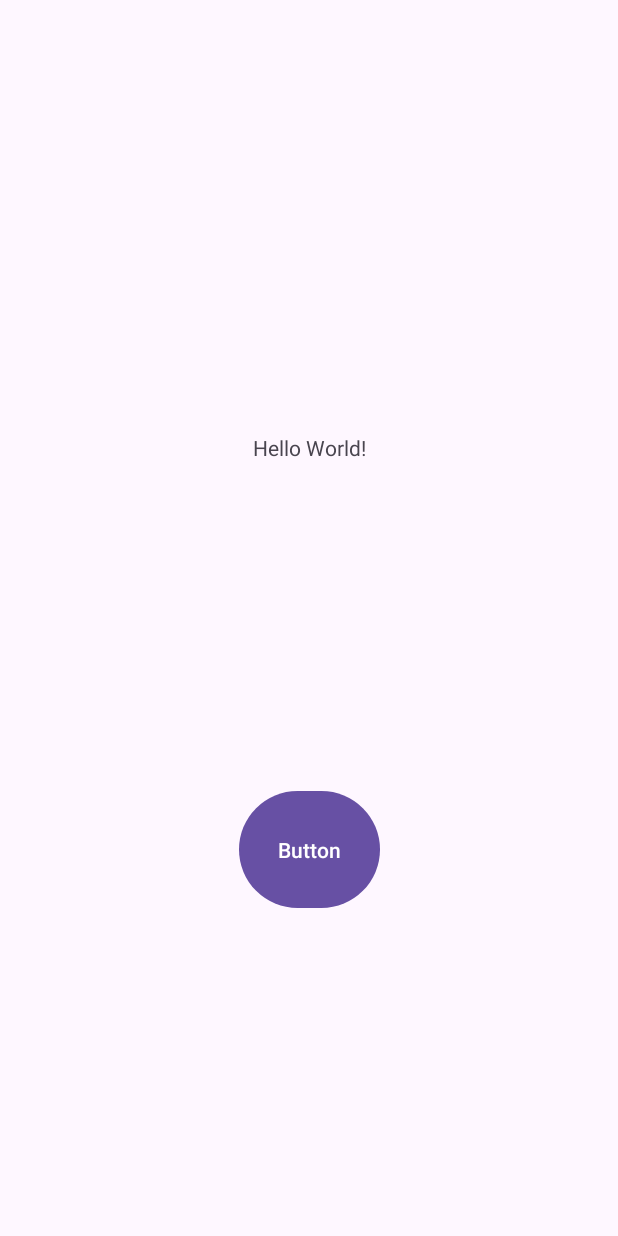
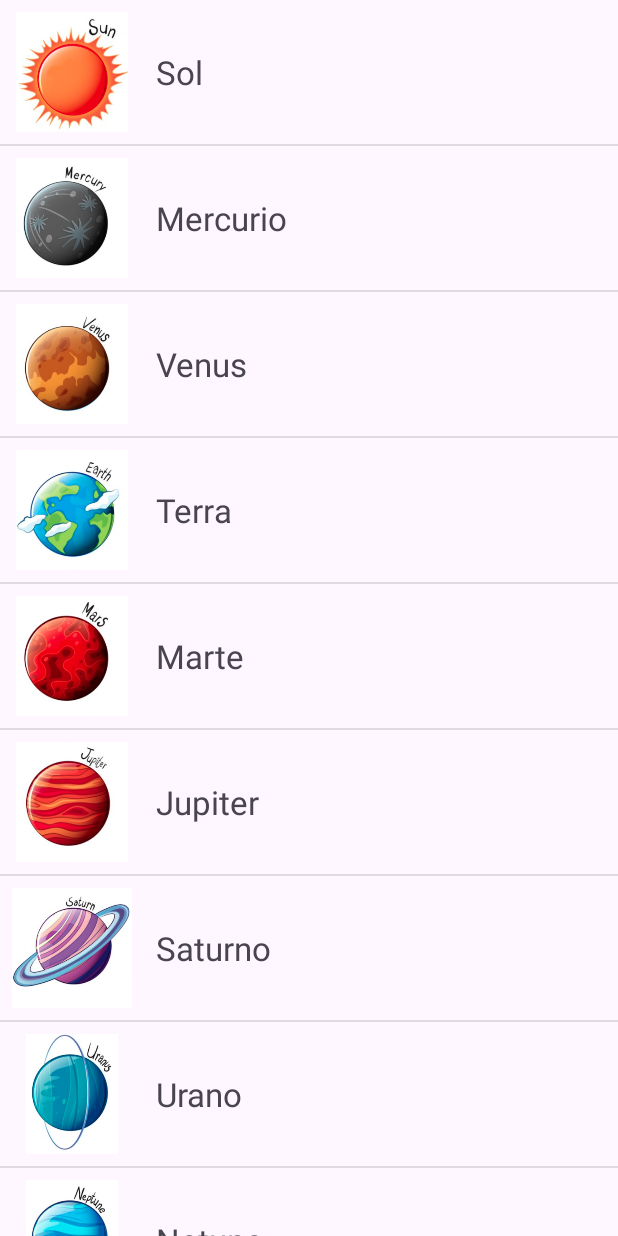
Before and after one commit to eduardotome/ppd, an Android app: the screen it shows after launch (MainActivity), on a phone screen of 412 x 824 dp. Run offline under Robolectric (Android 15) with nearby library versions, the phone set to English and light mode, and no system bars.

Commit message:
lista de planetas

```diff
--- a/app/src/main/AndroidManifest.xml
+++ b/app/src/main/AndroidManifest.xml
@@ -21,6 +21,9 @@
                 <category android:name="android.intent.category.LAUNCHER" />
             </intent-filter>
         </activity>
+        <activity
+            android:name=".PlanetaActivity"
+            android:exported="false" />
     </application>
 
 </manifest>
--- a/app/src/main/java/com/example/appdudu/MainActivity.java
+++ b/app/src/main/java/com/example/appdudu/MainActivity.java
@@ -1,33 +1,58 @@
 package com.example.appdudu;
 
+import android.content.Intent;
 import android.os.Bundle;
-import android.widget.Button;
-import android.widget.TextView;
+import android.view.View;
+import android.view.ViewGroup;
+import android.widget.ArrayAdapter;
+import android.widget.ImageView;
+import android.widget.ListView;
 
-import androidx.activity.EdgeToEdge;
 import androidx.appcompat.app.AppCompatActivity;
-import androidx.core.graphics.Insets;
-import androidx.core.view.ViewCompat;
-import androidx.core.view.WindowInsetsCompat;
 
 public class MainActivity extends AppCompatActivity {
 
-    int contador = 0;
+    String[] nomes = {"Sol", "Mercurio", "Venus", "Terra", "Marte", "Jupiter", "Saturno", "Urano", "Netuno"};
+
+    int[] imagens = {R.drawable.sun, R.drawable.mercury, R.drawable.venus, R.drawable.earth, R.drawable.mars,
+            R.drawable.jupter, R.drawable.saturn, R.drawable.uranus, R.drawable.neptune};
+
+    String[] infos = {
+            "Estrela que fica no centro do Sistema Solar",
+            "Planeta mais perto do Sol e o menor do Sistema Solar",
+            "Planeta mais quente do Sistema Solar",
+            "Unico planeta conhecido com vida",
+            "Conhecido como planeta vermelho",
+            "Maior planeta do Sistema Solar",
+            "Famoso pelos seus aneis",
+            "Gira praticamente deitado",
+            "Planeta mais longe do Sol"
+    };
+
     @Override
     protected void onCreate(Bundle savedInstanceState) {
         super.onCreate(savedInstanceState);
-        EdgeToEdge.enable(this);
         setContentView(R.layout.activity_main);
-        Button b = findViewById(R.id.button);
-        TextView tx = findViewById(R.id.textView);
-        b.setOnClickListener(view -> {
-            contador ++;
-            tx.setText(Integer.toString(contador));
-        });
-        ViewCompat.setOnApplyWindowInsetsListener(findViewById(R.id.main), (v, insets) -> {
-            Insets systemBars = insets.getInsets(WindowInsetsCompat.Type.systemBars());
-            v.setPadding(systemBars.left, systemBars.top, systemBars.right, systemBars.bottom);
-            return insets;
+
+        ListView lista = findViewById(R.id.lista);
+
+        ArrayAdapter<String> adapter = new ArrayAdapter<String>(this, R.layout.item_planeta, R.id.txNome, nomes) {
+            @Override
+            public View getView(int position, View convertView, ViewGroup parent) {
+                View v = super.getView(position, convertView, parent);
+                ImageView img = v.findViewById(R.id.imgPlaneta);
+                img.setImageResource(imagens[position]);
+                return v;
+            }
+        };
+        lista.setAdapter(adapter);
+
+        lista.setOnItemClickListener((parent, view, position, id) -> {
+            Intent i = new Intent(MainActivity.this, PlanetaActivity.class);
+            i.putExtra("nome", nomes[position]);
+            i.putExtra("imagem", imagens[position]);
+            i.putExtra("info", infos[position]);
+            startActivity(i);
         });
     }
 }
--- a/app/src/main/res/layout/activity_main.xml
+++ b/app/src/main/res/layout/activity_main.xml
@@ -1,31 +1,12 @@
 <?xml version="1.0" encoding="utf-8"?>
-<androidx.constraintlayout.widget.ConstraintLayout xmlns:android="http://schemas.android.com/apk/res/android"
-    xmlns:app="http://schemas.android.com/apk/res-auto"
-    xmlns:tools="http://schemas.android.com/tools"
-    android:id="@+id/main"
+<LinearLayout xmlns:android="http://schemas.android.com/apk/res/android"
     android:layout_width="match_parent"
     android:layout_height="match_parent"
-    tools:context=".MainActivity">
+    android:orientation="vertical">
 
-    <TextView
-        android:id="@+id/textView"
-        android:layout_width="wrap_content"
-        android:layout_height="wrap_content"
-        android:text="Hello World!"
-        app:layout_constraintBottom_toBottomOf="parent"
-        app:layout_constraintEnd_toEndOf="parent"
-        app:layout_constraintStart_toStartOf="parent"
-        app:layout_constraintTop_toTopOf="parent"
-        app:layout_constraintVertical_bias="0.359" />
+    <ListView
+        android:id="@+id/lista"
+        android:layout_width="match_parent"
+        android:layout_height="match_parent" />
 
-    <Button
-        android:id="@+id/button"
-        android:layout_width="94dp"
-        android:layout_height="86dp"
-        android:text="Button"
-        app:layout_constraintBottom_toBottomOf="parent"
-        app:layout_constraintEnd_toEndOf="parent"
-        app:layout_constraintStart_toStartOf="parent"
-        app:layout_constraintTop_toBottomOf="@+id/textView" />
-
-</androidx.constraintlayout.widget.ConstraintLayout>
+</LinearLayout>
--- /dev/null
+++ b/app/src/main/res/layout/item_planeta.xml
@@ -0,0 +1,21 @@
+<?xml version="1.0" encoding="utf-8"?>
+<LinearLayout xmlns:android="http://schemas.android.com/apk/res/android"
+    android:layout_width="match_parent"
+    android:layout_height="wrap_content"
+    android:orientation="horizontal"
+    android:padding="8dp">
+
+    <ImageView
+        android:id="@+id/imgPlaneta"
+        android:layout_width="80dp"
+        android:layout_height="80dp" />
+
+    <TextView
+        android:id="@+id/txNome"
+        android:layout_width="wrap_content"
+        android:layout_height="wrap_content"
+        android:layout_gravity="center_vertical"
+        android:layout_marginLeft="16dp"
+        android:textSize="22sp" />
+
+</LinearLayout>
```
Also changed, not shown: app/src/main/java/com/example/appdudu/PlanetaActivity.java (added, +28 -0 lines), app/src/main/res/layout/activity_planeta.xml (added, +36 -0 lines), app/src/main/res/drawable/earth.png (added), app/src/main/res/drawable/jupter.png (added), app/src/main/res/drawable/mars.png (added), app/src/main/res/drawable/mercury.png (added), app/src/main/res/drawable/neptune.png (added), app/src/main/res/drawable/saturn.png (added), app/src/main/res/drawable/sun.png (added), app/src/main/res/drawable/uranus.png (added), app/src/main/res/drawable/venus.png (added).
